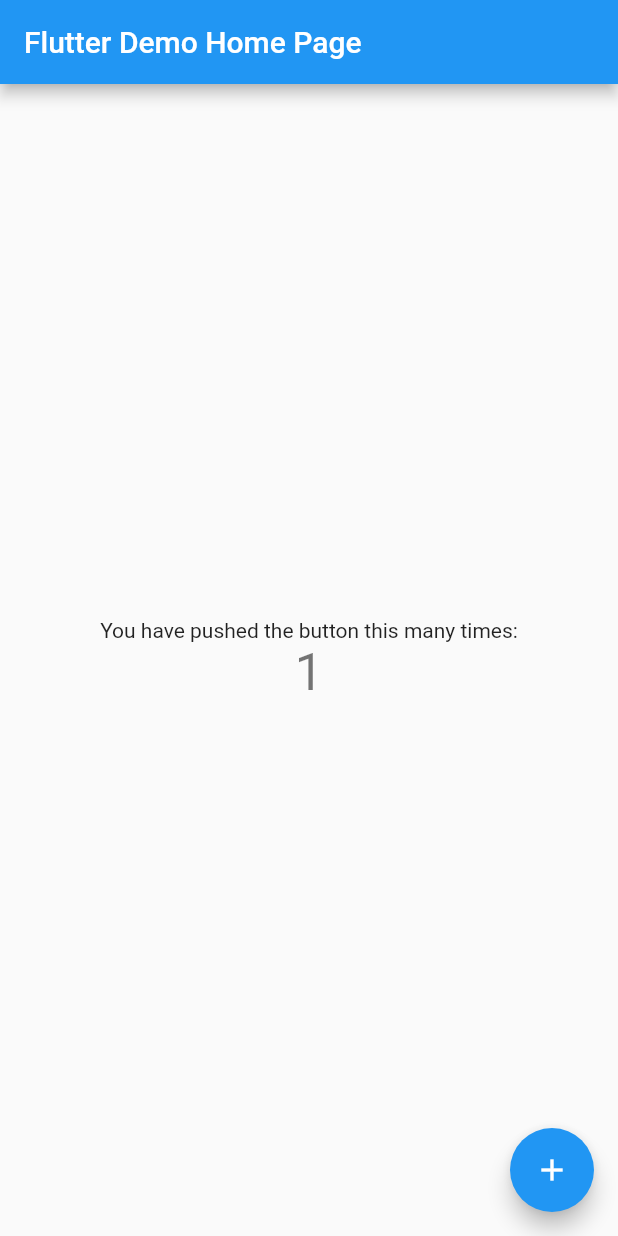
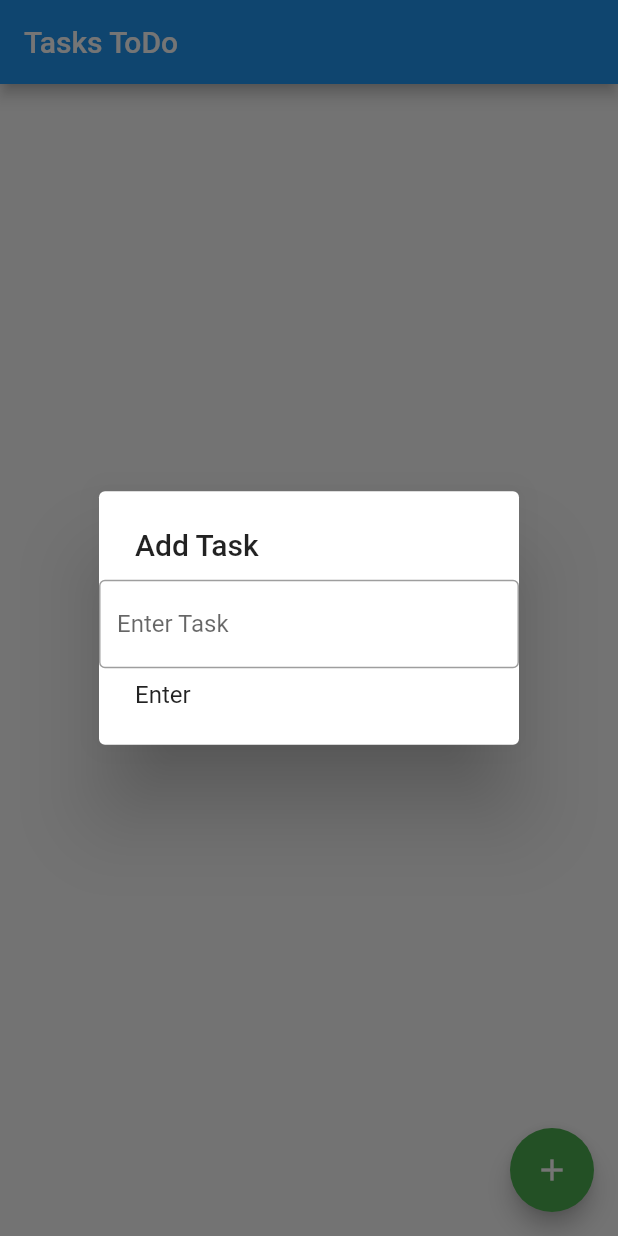
Before and after one commit to Windsmith/flutter-todo-app, a Flutter app: the screen it shows after launch, after a tap on the "add" icon, on a phone screen of 412 x 824 dp. Run offline on Flutter 3.47's test engine with Material 2 defaults, Android fonts, the phone set to English and light mode, and no system bars.

Commit message:
feat: implement adding tasks

```diff
--- a/lib/main.dart
+++ b/lib/main.dart
@@ -1,115 +1,86 @@
 import 'package:flutter/material.dart';
 
 void main() {
-  runApp(const MyApp());
+  runApp(const MaterialApp(title: "flutter todo", home: MyApp()));
 }
 
 class MyApp extends StatelessWidget {
-  const MyApp({Key? key}) : super(key: key);
+  const MyApp({super.key});
 
-  // This widget is the root of your application.
   @override
   Widget build(BuildContext context) {
-    return MaterialApp(
-      title: 'Flutter Demo',
-      theme: ThemeData(
-        // This is the theme of your application.
-        //
-        // Try running your application with "flutter run". You'll see the
-        // application has a blue toolbar. Then, without quitting the app, try
-        // changing the primarySwatch below to Colors.green and then invoke
-        // "hot reload" (press "r" in the console where you ran "flutter run",
-        // or simply save your changes to "hot reload" in a Flutter IDE).
-        // Notice that the counter didn't reset back to zero; the application
-        // is not restarted.
-        primarySwatch: Colors.blue,
+    return const IncompleteTasksPage();
+  }
+}
+
+class IncompleteTasksPage extends StatefulWidget {
+  const IncompleteTasksPage({super.key});
+
+  @override
+  State<IncompleteTasksPage> createState() => _IncompleteTasksPageState();
+}
+
+class _IncompleteTasksPageState extends State<IncompleteTasksPage> {
+  final _tasks = <String>[];
+  final _completedTasks = <String>[];
+  final _biggerFont = const TextStyle(fontSize: 18);
+
+  final taskAddTextController = TextEditingController();
+
+  @override
+  Widget build(BuildContext context) {
+    return Scaffold(
+      appBar: AppBar(
+        title: const Text('Tasks ToDo'),
       ),
-      home: const MyHomePage(title: 'Flutter Demo Home Page'),
+      body: Center(
+        child: _tasks.isEmpty
+            ? const Text("You have completed all your tasks!")
+            : ListView(padding: const EdgeInsets.all(16.0), children: [
+                for (int i = 0; i < _tasks.length * 2; i++)
+                  (i % 2 != 0)
+                      ? Divider()
+                      : ListTile(
+                          title: Text(
+                            _tasks[i ~/ 2],
+                            style: _biggerFont,
+                          ),
+                        )
+              ]),
+      ),
+      floatingActionButton: FloatingActionButton(
+        onPressed: () {
+          showDialog(
+            context: context,
+            builder: (BuildContext context) {
+              return Expanded(
+                child: SimpleDialog(
+                  title: const Text("Add Task"),
+                  children: <Widget>[
+                    TextField(
+                      decoration: const InputDecoration(
+                          border: OutlineInputBorder(), hintText: 'Enter Task'),
+                      controller: taskAddTextController,
+                    ),
+                    SimpleDialogOption(
+                      onPressed: () {
+                        setState(() {
+                          final text = taskAddTextController.text;
+                          _tasks.add(text);
+                          Navigator.pop(context);
+                        });
+                      },
+                      child: const Text("Enter"),
+                    ),
+                  ],
+                ),
+              );
+            },
+          );
+        },
+        backgroundColor: Colors.green,
+        child: const Icon(Icons.add),
+      ),
     );
   }
 }
-
-class MyHomePage extends StatefulWidget {
-  const MyHomePage({Key? key, required this.title}) : super(key: key);
-
-  // This widget is the home page of your application. It is stateful, meaning
-  // that it has a State object (defined below) that contains fields that affect
-  // how it looks.
-
-  // This class is the configuration for the state. It holds the values (in this
-  // case the title) provided by the parent (in this case the App widget) and
-  // used by the build method of the State. Fields in a Widget subclass are
-  // always marked "final".
-
-  final String title;
-
-  @override
-  State<MyHomePage> createState() => _MyHomePageState();
-}
-
-class _MyHomePageState extends State<MyHomePage> {
-  int _counter = 0;
-
-  void _incrementCounter() {
-    setState(() {
-      // This call to setState tells the Flutter framework that something has
-      // changed in this State, which causes it to rerun the build method below
-      // so that the display can reflect the updated values. If we changed
-      // _counter without calling setState(), then the build method would not be
-      // called again, and so nothing would appear to happen.
-      _counter++;
-    });
-  }
-
-  @override
-  Widget build(BuildContext context) {
-    // This method is rerun every time setState is called, for instance as done
-    // by the _incrementCounter method above.
-    //
-    // The Flutter framework has been optimized to make rerunning build methods
-    // fast, so that you can just rebuild anything that needs updating rather
-    // than having to individually change instances of widgets.
-    return Scaffold(
-      appBar: AppBar(
-        // Here we take the value from the MyHomePage object that was created by
-        // the App.build method, and use it to set our appbar title.
-        title: Text(widget.title),
-      ),
-      body: Center(
-        // Center is a layout widget. It takes a single child and positions it
-        // in the middle of the parent.
-        child: Column(
-          // Column is also a layout widget. It takes a list of children and
-          // arranges them vertically. By default, it sizes itself to fit its
-          // children horizontally, and tries to be as tall as its parent.
-          //
-          // Invoke "debug painting" (press "p" in the console, choose the
-          // "Toggle Debug Paint" action from the Flutter Inspector in Android
-          // Studio, or the "Toggle Debug Paint" command in Visual Studio Code)
-          // to see the wireframe for each widget.
-          //
-          // Column has various properties to control how it sizes itself and
-          // how it positions its children. Here we use mainAxisAlignment to
-          // center the children vertically; the main axis here is the vertical
-          // axis because Columns are vertical (the cross axis would be
-          // horizontal).
-          mainAxisAlignment: MainAxisAlignment.center,
-          children: <Widget>[
-            const Text(
-              'You have pushed the button this many times:',
-            ),
-            Text(
-              '$_counter',
-              style: Theme.of(context).textTheme.headline4,
-            ),
-          ],
-        ),
-      ),
-      floatingActionButton: FloatingActionButton(
-        onPressed: _incrementCounter,
-        tooltip: 'Increment',
-        child: const Icon(Icons.add),
-      ), // This trailing comma makes auto-formatting nicer for build methods.
-    );
-  }
-}
```
